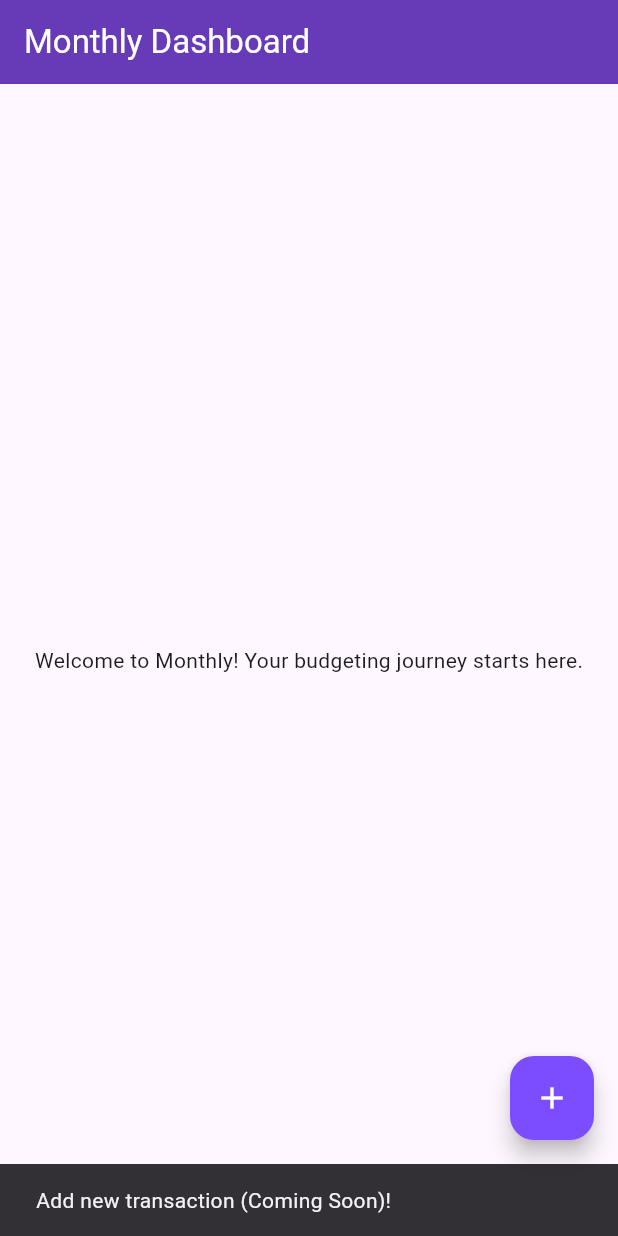
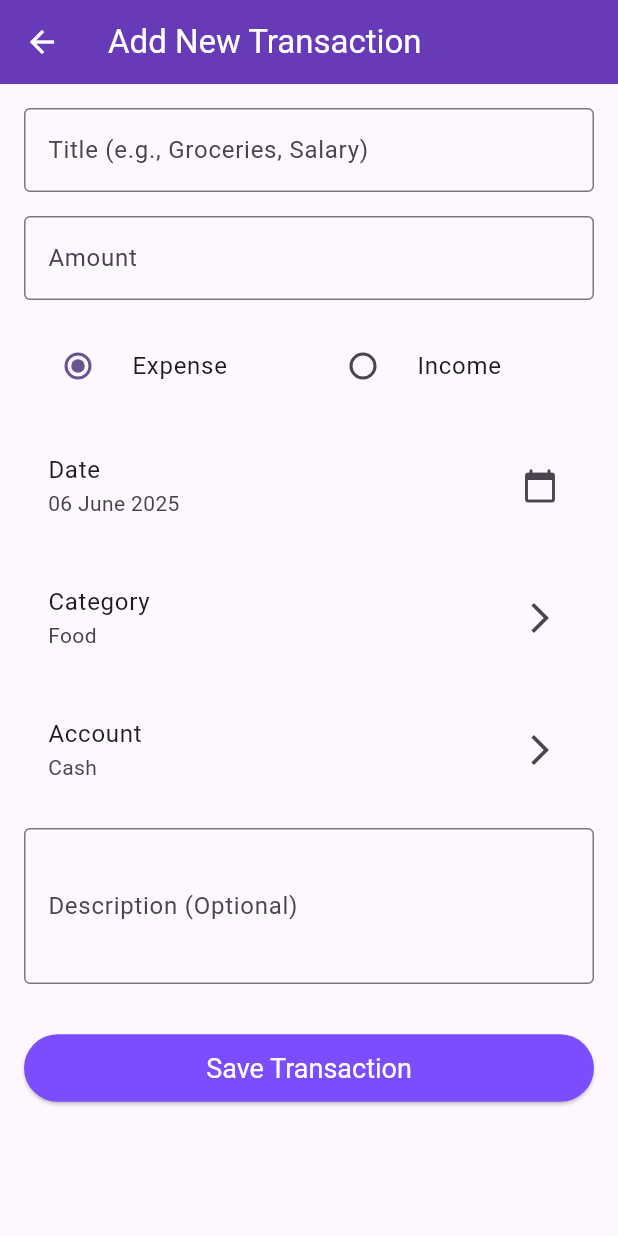
Before and after one commit to ToxicIsBetter/monthly, a Flutter app: the screen it shows after launch, after a tap on the "add" icon, on a phone screen of 412 x 824 dp. Run offline on Flutter 3.47's test engine with Material 3 defaults, Android fonts, the light colour scheme and no system bars; our stand-ins replace sqflite, sqflite_common_ffi; accounts and stored records are empty.

Commit message:
feat: button to add transactions.

```diff
--- a/lib/data/database_helper.dart
+++ b/lib/data/database_helper.dart
@@ -1,6 +1,11 @@
 // lib/data/database_helper.dart
-import 'package:sqflite/sqflite.dart';
-import 'package:path/path.dart'; // From path_provider package
+import 'package:sqflite/sqflite.dart'
+    hide Transaction; // HIDE sqflite's Transaction
+import 'package:path/path.dart';
+import 'package:monthly/models/transaction.dart'; // Your custom Transaction model
+
+// Import for desktop FFI, also hiding its Transaction type
+import 'package:sqflite_common_ffi/sqflite_ffi.dart' hide Transaction;
 
 class DatabaseHelper {
   static final DatabaseHelper _instance = DatabaseHelper._internal();
@@ -19,14 +24,22 @@ class DatabaseHelper {
   }
 
   Future<Database> _initDatabase() async {
+    // Get the default databases path for the current platform
     String path = await getDatabasesPath();
+    // Join the path with your database file name
     String databasePath = join(path, 'monthly_budget.db');
 
-    return await openDatabase(databasePath, version: 1, onCreate: _onCreate);
+    // Open the database; if it doesn't exist, onCreate will be called
+    return await openDatabase(
+      databasePath,
+      version: 1, // Database version
+      onCreate: _onCreate, // Callback for database creation
+    );
   }
 
+  // This method is called only once when the database is first created
   Future<void> _onCreate(Database db, int version) async {
-    // Create Transaction table
+    // Create the 'transactions' table
     await db.execute('''
       CREATE TABLE transactions(
         id TEXT PRIMARY KEY,
@@ -40,7 +53,7 @@ class DatabaseHelper {
       )
     ''');
 
-    // Create Category table
+    // Create the 'categories' table
     await db.execute('''
       CREATE TABLE categories(
         id TEXT PRIMARY KEY,
@@ -52,7 +65,7 @@ class DatabaseHelper {
       )
     ''');
 
-    // Create Account table
+    // Create the 'accounts' table
     await db.execute('''
       CREATE TABLE accounts(
         id TEXT PRIMARY KEY,
@@ -63,10 +76,58 @@ class DatabaseHelper {
     ''');
 
     // Insert default categories and accounts here on first creation
-    // This will be done in a later step!
+    // This will be a later step where we populate the database with some initial data
   }
 
-  // You will add CRUD methods here (insert, query, update, delete) for each model later.
-  // E.g., Future<int> insertTransaction(Transaction transaction) { ... }
-  // E.g., Future<List<Transaction>> getTransactions() { ... }
+  // --- TRANSACTION CRUD OPERATIONS ---
+
+  /// Inserts a new transaction into the database.
+  /// Returns the number of rows affected (should be 1 on success).
+  Future<int> insertTransaction(Transaction transaction) async {
+    final db = await database;
+    return await db.insert(
+      'transactions', // Table name
+      transaction.toMap(), // Convert Transaction object to Map
+      conflictAlgorithm:
+          ConflictAlgorithm.replace, // Replace if an item with same ID exists
+    );
+  }
+
+  /// Retrieves all transactions from the database, ordered by date descending.
+  Future<List<Transaction>> getTransactions() async {
+    final db = await database;
+    // Query the 'transactions' table, ordering by date from newest to oldest
+    final List<Map<String, dynamic>> maps = await db.query(
+      'transactions',
+      orderBy: 'date DESC',
+    );
+
+    // Convert the List<Map<String, dynamic>> into a List<Transaction>
+    return List.generate(maps.length, (i) {
+      return Transaction.fromMap(maps[i]);
+    });
+  }
+
+  /// Updates an existing transaction in the database.
+  /// Returns the number of rows affected (should be 1 on success).
+  Future<int> updateTransaction(Transaction transaction) async {
+    final db = await database;
+    return await db.update(
+      'transactions',
+      transaction.toMap(),
+      where: 'id = ?', // Specify which row to update
+      whereArgs: [transaction.id], // Arguments for the where clause
+    );
+  }
+
+  /// Deletes a transaction from the database by its ID.
+  /// Returns the number of rows affected (should be 1 on success).
+  Future<int> deleteTransaction(String id) async {
+    final db = await database;
+    return await db.delete('transactions', where: 'id = ?', whereArgs: [id]);
+  }
+
+  // --- END TRANSACTION CRUD OPERATIONS ---
+
+  //  Add Category CRUD and Account CRUD here later following the same pattern
 }
--- /dev/null
+++ b/lib/data/repositories/transaction_repository.dart
@@ -0,0 +1,28 @@
+// lib/data/repositories/transaction_repository.dart
+import 'package:monthly/data/database_helper.dart';
+import 'package:monthly/models/transaction.dart';
+
+class TransactionRepository {
+  final DatabaseHelper _databaseHelper =
+      DatabaseHelper(); // Get the singleton instance
+
+  // Constructor (optional, but good for explicit dependencies)
+  // TransactionRepository({DatabaseHelper? databaseHelper})
+  //     : _databaseHelper = databaseHelper ?? DatabaseHelper();
+
+  Future<int> insertTransaction(Transaction transaction) async {
+    return await _databaseHelper.insertTransaction(transaction);
+  }
+
+  Future<List<Transaction>> getTransactions() async {
+    return await _databaseHelper.getTransactions();
+  }
+
+  Future<int> updateTransaction(Transaction transaction) async {
+    return await _databaseHelper.updateTransaction(transaction);
+  }
+
+  Future<int> deleteTransaction(String id) async {
+    return await _databaseHelper.deleteTransaction(id);
+  }
+}
--- a/lib/main.dart
+++ b/lib/main.dart
@@ -1,42 +1,49 @@
 // lib/main.dart
 import 'package:flutter/material.dart';
 import 'package:provider/provider.dart';
-import 'package:monthly/data/database_helper.dart'; // Import your database helper
-import 'package:monthly/state_management/transaction_notifier.dart'; // Will create this soon
-import 'package:monthly/state_management/account_notifier.dart'; // Will create this soon
-import 'package:monthly/state_management/category_notifier.dart'; // Will create this soon
-import 'package:monthly/screens/dashboard_screen.dart'; // Will create this soon
-import 'package:monthly/theme/app_theme.dart'; // Will create this soon
 
-import 'package:sqflite_common_ffi/sqflite_ffi.dart'; // Import for desktop FFI
-import 'dart:io' show Platform; // For checking the platform (part of dart:io)
+// Import your data and state management components
+import 'package:monthly/data/database_helper.dart';
+import 'package:monthly/state_management/transaction_notifier.dart';
+import 'package:monthly/state_management/account_notifier.dart';
+import 'package:monthly/state_management/category_notifier.dart';
+
+// Import your app's screens
+import 'package:monthly/screens/dashboard_screen.dart';
+import 'package:monthly/screens/add_transaction_screen.dart'; // Import for the new screen
+import 'package:monthly/theme/app_theme.dart';
+
+// Imports for desktop database support (sqflite_common_ffi)
+import 'package:sqflite_common_ffi/sqflite_ffi.dart';
+import 'dart:io' show Platform; // Used to check the operating system
 
 void main() async {
-  // Ensure Flutter is initialized before anything else
+  // Ensure Flutter widgets are initialized before anything else
   WidgetsFlutterBinding.ensureInitialized();
 
-  // --- CONDITIONAL INITIALIZATION FOR DESKTOP ---
+  // Initialize FFI for desktop platforms (Windows, Linux, macOS)
+  // This must be done before using sqflite on desktop.
   if (Platform.isWindows || Platform.isLinux || Platform.isMacOS) {
-    // Initialize FFI for desktop platforms
-    sqfliteFfiInit();
-    // Change the default factory to the ffi factory
-    databaseFactory = databaseFactoryFfi;
+    sqfliteFfiInit(); // Initialize the FFI loader
+    databaseFactory =
+        databaseFactoryFfi; // Set the default database factory to FFI
   }
-  // --- END CONDITIONAL INITIALIZATION ---
 
   // Initialize the database helper as a singleton
-  await DatabaseHelper().database; // This will open/create the DB
+  // This will open the database and create tables if they don't exist.
+  await DatabaseHelper().database;
 
   runApp(
-    // MultiProvider allows us to provide multiple notifiers
+    // MultiProvider allows us to provide multiple notifiers (state managers)
+    // to the widget tree, making them accessible to all child widgets.
     MultiProvider(
       providers: [
         ChangeNotifierProvider(create: (_) => TransactionNotifier()),
         ChangeNotifierProvider(create: (_) => AccountNotifier()),
         ChangeNotifierProvider(create: (_) => CategoryNotifier()),
-        // Add more providers here for other state management classes
+        // Add more providers here for other state management classes as needed
       ],
-      child: const MonthlyApp(),
+      child: const MonthlyApp(), // Your main application widget
     ),
   );
 }
@@ -47,16 +54,20 @@ class MonthlyApp extends StatelessWidget {
   @override
   Widget build(BuildContext context) {
     return MaterialApp(
-      title: 'Monthly', // Your app's official name
-      theme: AppTheme.lightTheme, // Using a custom theme (will create this)
-      darkTheme: AppTheme.darkTheme, // Optional dark theme
-      themeMode: ThemeMode.system, // Follow system preference
-      home: const DashboardScreen(), // Your main starting screen
-      // Define your routes here later
-      // routes: {
-      //   '/add_transaction': (context) => const AddTransactionScreen(),
-      //   // ... other routes
-      // },
+      title: 'Monthly', // The title displayed in the task manager/app switcher
+      theme: AppTheme.lightTheme, // Light theme configuration
+      darkTheme: AppTheme.darkTheme, // Dark theme configuration
+      themeMode:
+          ThemeMode.system, // Use the system's theme preference (light/dark)
+      // Use named routes for navigation within the app
+      initialRoute: '/', // The initial route that loads when the app starts
+      routes: {
+        '/': (context) =>
+            const DashboardScreen(), // Dashboard is the home screen
+        '/add_transaction': (context) =>
+            const AddTransactionScreen(), // Route for adding a new transaction
+        // Add more routes here for other screens like '/transactions_list', '/budgets', etc.
+      },
     );
   }
 }
--- /dev/null
+++ b/lib/screens/add_transaction_screen.dart
@@ -0,0 +1,265 @@
+// lib/screens/add_transaction_screen.dart
+// ignore_for_file: prefer_final_fields
+
+import 'package:flutter/material.dart';
+import 'package:flutter/services.dart'; // For TextInputFormatter
+import 'package:provider/provider.dart';
+import 'package:uuid/uuid.dart'; // For generating unique IDs
+import 'package:intl/intl.dart'; // For date formatting
+
+import 'package:monthly/models/transaction.dart';
+import 'package:monthly/state_management/transaction_notifier.dart';
+
+// A placeholder for category and account IDs for now.
+// We'll properly manage these when we implement Categories and Accounts.
+const String defaultCategoryId = 'default_category';
+const String defaultAccountId = 'default_account';
+
+class AddTransactionScreen extends StatefulWidget {
+  const AddTransactionScreen({super.key});
+
+  @override
+  State<AddTransactionScreen> createState() => _AddTransactionScreenState();
+}
+
+class _AddTransactionScreenState extends State<AddTransactionScreen> {
+  final _formKey = GlobalKey<FormState>(); // Key for form validation
+
+  // Controllers for text input fields
+  final TextEditingController _titleController = TextEditingController();
+  final TextEditingController _amountController = TextEditingController();
+  final TextEditingController _descriptionController = TextEditingController();
+
+  // State variables for dropdowns/selectors
+  DateTime _selectedDate = DateTime.now();
+  String _transactionType = 'expense'; // 'expense' or 'income'
+
+  // Placeholder values for Category and Account for now
+  String _selectedCategory = 'Food'; // Will be a real Category object later
+  String _selectedAccount = 'Cash'; // Will be a real Account object later
+
+  @override
+  void dispose() {
+    // Clean up controllers when the widget is disposed
+    _titleController.dispose();
+    _amountController.dispose();
+    _descriptionController.dispose();
+    super.dispose();
+  }
+
+  // Function to show the date picker dialog
+  Future<void> _selectDate(BuildContext context) async {
+    final DateTime? picked = await showDatePicker(
+      context: context,
+      initialDate: _selectedDate,
+      firstDate: DateTime(2000), // Start year for picker
+      lastDate: DateTime(2101), // End year for picker
+    );
+    if (picked != null && picked != _selectedDate) {
+      setState(() {
+        _selectedDate = picked;
+      });
+    }
+  }
+
+  // Function to save the transaction
+  void _saveTransaction() {
+    if (_formKey.currentState!.validate()) {
+      _formKey.currentState!.save(); // Triggers onSaved callbacks if any
+
+      final String title = _titleController.text;
+      final double amount = double.tryParse(_amountController.text) ?? 0.0;
+      final String description = _descriptionController.text;
+
+      // Generate a unique ID for the new transaction
+      final String id = const Uuid().v4();
+
+      final newTransaction = Transaction(
+        id: id,
+        title: title,
+        amount: amount,
+        date: _selectedDate,
+        type: _transactionType,
+        categoryId: defaultCategoryId, // Placeholder
+        accountId: defaultAccountId, // Placeholder
+        description: description.isEmpty ? null : description,
+      );
+
+      // Add the transaction using the TransactionNotifier
+      Provider.of<TransactionNotifier>(
+        context,
+        listen: false,
+      ).addTransaction(newTransaction);
+
+      // Show a success message
+      ScaffoldMessenger.of(context).showSnackBar(
+        const SnackBar(content: Text('Transaction saved successfully!')),
+      );
+
+      // Navigate back to the previous screen (e.g., Dashboard or Transactions list)
+      Navigator.of(context).pop();
+    }
+  }
+
+  @override
+  Widget build(BuildContext context) {
+    return Scaffold(
+      appBar: AppBar(
+        title: const Text('Add New Transaction'),
+        backgroundColor: Theme.of(context).appBarTheme.backgroundColor,
+        foregroundColor: Theme.of(context).appBarTheme.foregroundColor,
+      ),
+      body: Padding(
+        padding: const EdgeInsets.all(16.0),
+        child: Form(
+          key: _formKey,
+          child: ListView(
+            children: <Widget>[
+              TextFormField(
+                controller: _titleController,
+                decoration: const InputDecoration(
+                  labelText: 'Title (e.g., Groceries, Salary)',
+                  border: OutlineInputBorder(),
+                ),
+                validator: (value) {
+                  if (value == null || value.isEmpty) {
+                    return 'Please enter a title';
+                  }
+                  return null;
+                },
+              ),
+              const SizedBox(height: 16.0),
+              TextFormField(
+                controller: _amountController,
+                decoration: const InputDecoration(
+                  labelText: 'Amount',
+                  border: OutlineInputBorder(),
+                ),
+                keyboardType: const TextInputType.numberWithOptions(
+                  decimal: true,
+                ),
+                inputFormatters: [
+                  FilteringTextInputFormatter.allow(
+                    RegExp(r'^\d+\.?\d{0,2}'),
+                  ), // Allow numbers and max 2 decimal places
+                ],
+                validator: (value) {
+                  if (value == null || value.isEmpty) {
+                    return 'Please enter an amount';
+                  }
+                  if (double.tryParse(value) == null) {
+                    return 'Please enter a valid number';
+                  }
+                  if (double.parse(value) <= 0) {
+                    return 'Amount must be greater than zero';
+                  }
+                  return null;
+                },
+              ),
+              const SizedBox(height: 16.0),
+
+              // Transaction Type (Income/Expense)
+              Row(
+                children: <Widget>[
+                  Expanded(
+                    child: RadioListTile<String>(
+                      title: const Text('Expense'),
+                      value: 'expense',
+                      groupValue: _transactionType,
+                      onChanged: (value) {
+                        setState(() {
+                          _transactionType = value!;
+                        });
+                      },
+                    ),
+                  ),
+                  Expanded(
+                    child: RadioListTile<String>(
+                      title: const Text('Income'),
+                      value: 'income',
+                      groupValue: _transactionType,
+                      onChanged: (value) {
+                        setState(() {
+                          _transactionType = value!;
+                        });
+                      },
+                    ),
+                  ),
+                ],
+              ),
+              const SizedBox(height: 16.0),
+
+              // Date Picker
+              ListTile(
+                title: const Text('Date'),
+                subtitle: Text(
+                  DateFormat('dd MMMM yyyy').format(_selectedDate),
+                ),
+                trailing: const Icon(Icons.calendar_today),
+                onTap: () => _selectDate(context),
+              ),
+              const SizedBox(height: 16.0),
+
+              // Category (Placeholder for now)
+              ListTile(
+                title: const Text('Category'),
+                subtitle: Text(_selectedCategory),
+                trailing: const Icon(Icons.arrow_forward_ios),
+                onTap: () {
+                  // Navigate to Category selection screen later
+                  ScaffoldMessenger.of(context).showSnackBar(
+                    const SnackBar(
+                      content: Text('Category selection (Coming Soon)!'),
+                    ),
+                  );
+                },
+              ),
+              const SizedBox(height: 16.0),
+
+              // Account (Placeholder for now)
+              ListTile(
+                title: const Text('Account'),
+                subtitle: Text(_selectedAccount),
+                trailing: const Icon(Icons.arrow_forward_ios),
+                onTap: () {
+                  // Navigate to Account selection screen later
+                  ScaffoldMessenger.of(context).showSnackBar(
+                    const SnackBar(
+                      content: Text('Account selection (Coming Soon)!'),
+                    ),
+                  );
+                },
+              ),
+              const SizedBox(height: 16.0),
+
+              TextFormField(
+                controller: _descriptionController,
+                decoration: const InputDecoration(
+                  labelText: 'Description (Optional)',
+                  border: OutlineInputBorder(),
+                ),
+                maxLines: 3,
+              ),
+              const SizedBox(height: 32.0),
+
+              ElevatedButton(
+                onPressed: _saveTransaction,
+                style: ElevatedButton.styleFrom(
+                  padding: const EdgeInsets.symmetric(vertical: 12.0),
+                  textStyle: const TextStyle(fontSize: 18.0),
+                  backgroundColor: Theme.of(
+                    context,
+                  ).floatingActionButtonTheme.backgroundColor,
+                  foregroundColor: Theme.of(
+                    context,
+                  ).floatingActionButtonTheme.foregroundColor,
+                ),
+                child: const Text('Save Transaction'),
+              ),
+            ],
+          ),
+        ),
+      ),
+    );
+  }
+}
--- a/lib/screens/dashboard_screen.dart
+++ b/lib/screens/dashboard_screen.dart
@@ -1,4 +1,6 @@
 // lib/screens/dashboard_screen.dart
+// ignore_for_file: sort_child_properties_last
+
 import 'package:flutter/material.dart';
 
 class DashboardScreen extends StatelessWidget {
@@ -7,18 +9,35 @@ class DashboardScreen extends StatelessWidget {
   @override
   Widget build(BuildContext context) {
     return Scaffold(
-      appBar: AppBar(title: const Text('Monthly Dashboard')),
+      appBar: AppBar(
+        title: const Text('Monthly Dashboard'),
+        // Apply theme colors for the app bar
+        backgroundColor: Theme.of(context).appBarTheme.backgroundColor,
+        foregroundColor: Theme.of(context).appBarTheme.foregroundColor,
+      ),
       body: const Center(
-        child: Text('Welcome to Monthly! Your budgeting journey starts here.'),
+        child: Text(
+          'Welcome to Monthly! Your budgeting journey starts here.',
+          style: TextStyle(
+            fontSize: 18.0,
+            fontStyle: FontStyle.italic,
+          ), // Added a bit of style
+          textAlign: TextAlign.center,
+        ),
       ),
       floatingActionButton: FloatingActionButton(
         onPressed: () {
-          // Navigate to Add Transaction screen later
-          ScaffoldMessenger.of(context).showSnackBar(
-            const SnackBar(content: Text('Add new transaction (Coming Soon)!')),
-          );
+          // Navigate to the AddTransactionScreen using its named route
+          Navigator.of(context).pushNamed('/add_transaction');
         },
         child: const Icon(Icons.add),
+        // Apply theme colors for the Floating Action Button
+        backgroundColor: Theme.of(
+          context,
+        ).floatingActionButtonTheme.backgroundColor,
+        foregroundColor: Theme.of(
+          context,
+        ).floatingActionButtonTheme.foregroundColor,
       ),
     );
   }
--- a/lib/state_management/transaction_notifier.dart
+++ b/lib/state_management/transaction_notifier.dart
@@ -1,26 +1,52 @@
 // lib/state_management/transaction_notifier.dart
 import 'package:flutter/material.dart';
-// import 'package:monthly/models/transaction.dart'; // Will use later
-// import 'package:monthly/data/repositories/transaction_repository.dart'; // Will use later
+import 'package:monthly/data/repositories/transaction_repository.dart'; // Import the repository
+import 'package:monthly/models/transaction.dart'; // Import your Transaction model
 
 class TransactionNotifier extends ChangeNotifier {
-  // List<Transaction> _transactions = []; // Will store transactions here
+  final TransactionRepository _repository =
+      TransactionRepository(); // Get the repository instance
 
+  List<Transaction> _transactions = []; // Private list to hold transactions
+  List<Transaction> get transactions =>
+      _transactions; // Public getter to access transactions
+
+  // Constructor: Load transactions when the notifier is created
   TransactionNotifier() {
-    // _loadTransactions(); // Call this when the notifier is created
+    _loadTransactions();
   }
 
-  // Future<void> _loadTransactions() async {
-  //   _transactions = await TransactionRepository().getTransactions();
-  //   notifyListeners();
-  // }
+  // Method to load transactions from the database
+  Future<void> _loadTransactions() async {
+    _transactions = await _repository.getTransactions();
+    notifyListeners(); // Notify widgets that depend on this notifier to rebuild
+  }
 
-  // Example for adding:
-  // Future<void> addTransaction(Transaction transaction) async {
-  //   await TransactionRepository().insertTransaction(transaction);
-  //   _transactions.add(transaction);
-  //   notifyListeners();
-  // }
+  // Method to add a new transaction
+  Future<void> addTransaction(Transaction transaction) async {
+    await _repository.insertTransaction(transaction);
+    // After inserting, reload all transactions to ensure the list is fresh and ordered
+    // For performance in larger apps, you might add the transaction directly and re-sort
+    // but for now, a full reload is simpler and robust.
+    await _loadTransactions();
+  }
 
-  // Add methods for other CRUD operations and data manipulation
+  // Method to update an existing transaction
+  Future<void> updateTransaction(Transaction transaction) async {
+    await _repository.updateTransaction(transaction);
+    await _loadTransactions(); // Reload to update the list
+  }
+
+  // Method to delete a transaction
+  Future<void> deleteTransaction(String id) async {
+    await _repository.deleteTransaction(id);
+    await _loadTransactions(); // Reload to update the list
+  }
+
+  // You can add more methods here later, like:
+  // - getTransactionsForMonth(DateTime date)
+  // - getTotalIncome()
+  // - getTotalExpense()
+  // - getBalance()
+  // ... and so on
 }
```
